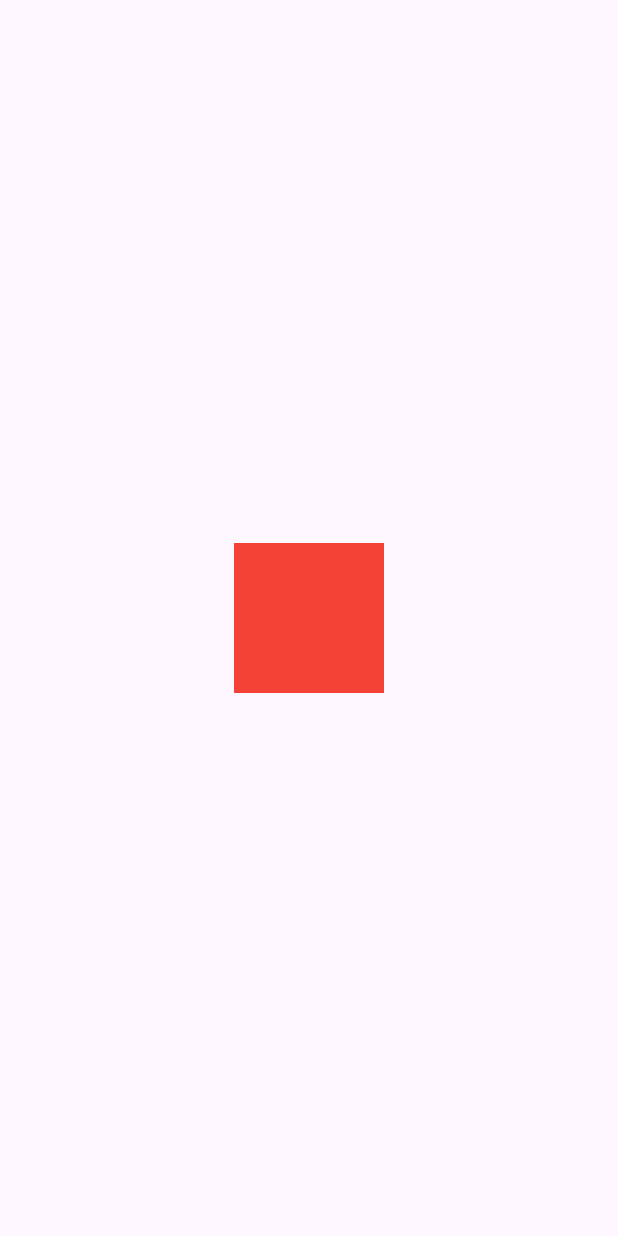
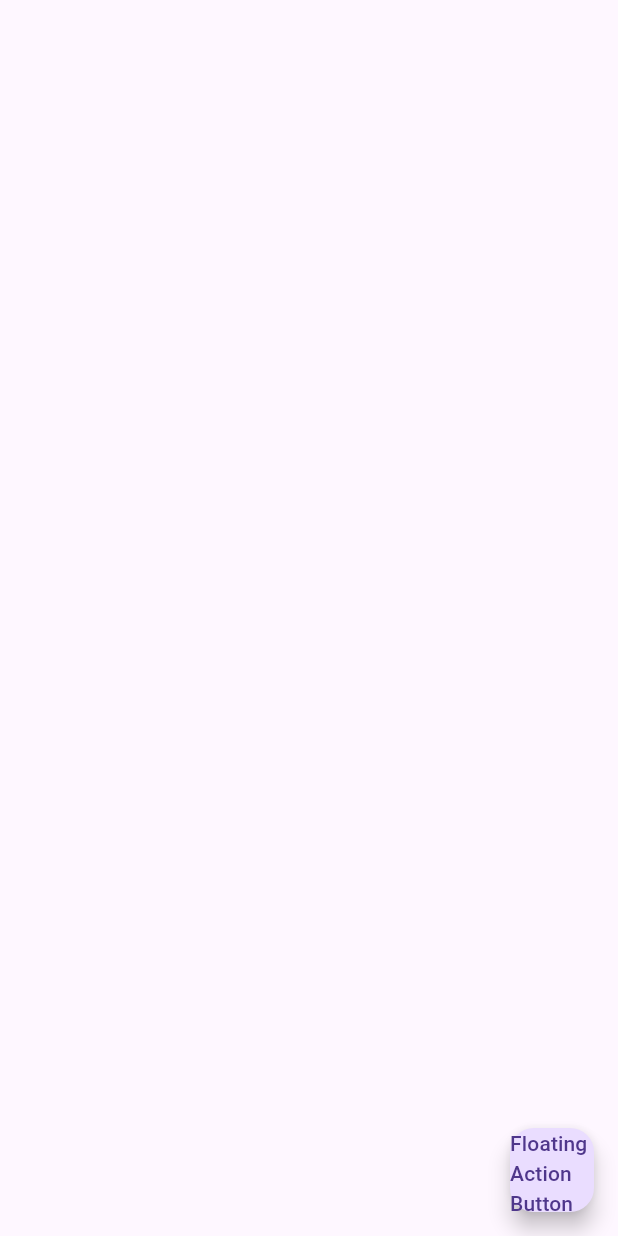
Before and after one commit to JunHyungKang/flutter_study, a Flutter app: the screen it shows after launch, on a phone screen of 412 x 824 dp. Run offline on Flutter 3.47's test engine with Material 3 defaults, Android fonts, the phone set to English and light mode, and no system bars.

Commit message:
feat: floating action button 실습

```diff
--- a/lib/main.dart
+++ b/lib/main.dart
@@ -11,26 +11,12 @@ class MyApp extends StatelessWidget {
   Widget build(BuildContext context) {
     return MaterialApp(
       home: Scaffold(
-        body: Center(
-          child: GestureDetector(
-            onTap: (){
-              print('Tapped');
-            },
-            onDoubleTap: (){
-              print('Double Tapped');
-            },onLongPress: (){
-              print('Long Pressed');
-            },
-            child: Container(
-              decoration: BoxDecoration(
-                color: Colors.red,
-              ),
-              width: 100,
-              height: 100,
-              ),
-              )
-            ),
-          ),
-        );
-      }
+        floatingActionButton: FloatingActionButton(
+          onPressed: () {},
+          child: Text('Floating Action Button'),
+        ),
+        body: Container()
+      ),
+    );
+  }
 }
```
